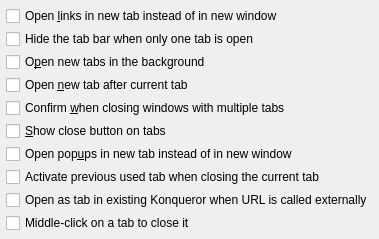
Qt form konqueror/settings/konqhtml/advancedTabOptions.ui (KDE/konqueror) before a commit.
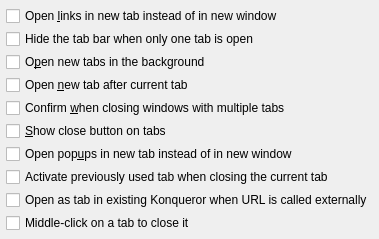
The same form after that commit.

What changed in the file:
```diff
--- a/konqueror/settings/konqhtml/advancedTabOptions.ui
+++ b/konqueror/settings/konqhtml/advancedTabOptions.ui
@@ -92,7 +92,7 @@
         <string>When checking this the previous used or opened tab will be activated when you close the current active tab instead of the one right to the current tab.</string>
        </property>
        <property name="text" >
-        <string>Activate previous used tab when closing the current tab</string>
+        <string>Activate previously used tab when closing the current tab</string>
        </property>
       </widget>
      </item>
```
